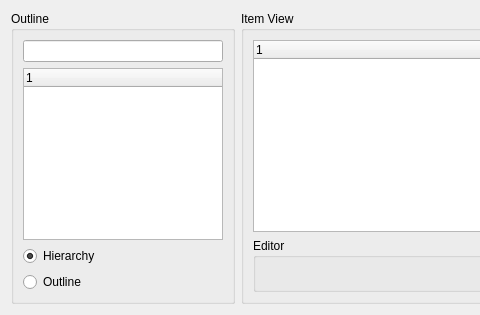
Before: the Qt Designer form xmleditorform.ui in sarace77/AXEditor, drawn with Qt 5; both pictures show x 0 to 480 and y 0 to 315 of the 720 by 315 pixel window.
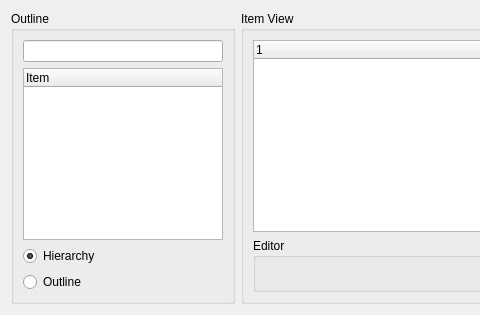
After: the same form once the commit is applied.

Commit message: XMl Stream Parsing

Patch:
```diff
--- a/xmleditorform.ui
+++ b/xmleditorform.ui
@@ -39,7 +39,7 @@
       <item>
        <widget class="QTreeWidget" name="itemsWidget">
         <property name="sizePolicy">
-         <sizepolicy hsizetype="MinimumExpanding" vsizetype="Expanding">
+         <sizepolicy hsizetype="Expanding" vsizetype="Expanding">
           <horstretch>0</horstretch>
           <verstretch>0</verstretch>
          </sizepolicy>
@@ -50,6 +50,11 @@
           <height>0</height>
          </size>
         </property>
+        <column>
+         <property name="text">
+          <string>Item</string>
+         </property>
+        </column>
        </widget>
       </item>
       <item>
```
Left out of the diff: 5 changed lines with no effect on the pictures. The commit also changes 2 other files.
